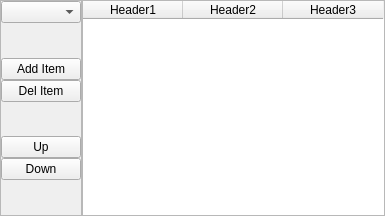
Before: the Qt Designer form appli/prodManager/ui/defaultSettingsWgt.ui in snaress/studio, drawn with Qt 5.
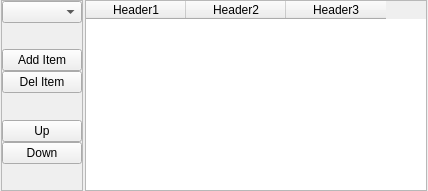
After: the same form once the commit is applied.

Commit message: prodManager: project settings: Mise en place Tree setiings

Diff of the .ui file:
```diff
--- a/appli/prodManager/ui/defaultSettingsWgt.ui
+++ b/appli/prodManager/ui/defaultSettingsWgt.ui
@@ -6,21 +6,40 @@
    <rect>
     <x>0</x>
     <y>0</y>
-    <width>385</width>
-    <height>216</height>
+    <width>428</width>
+    <height>191</height>
    </rect>
   </property>
   <property name="windowTitle">
    <string>ProdTree</string>
   </property>
   <layout class="QGridLayout" name="gridLayout">
-   <property name="margin">
+   <property name="leftMargin">
+    <number>1</number>
+   </property>
+   <property name="topMargin">
+    <number>0</number>
+   </property>
+   <property name="rightMargin">
+    <number>1</number>
+   </property>
+   <property name="bottomMargin">
     <number>0</number>
    </property>
    <property name="spacing">
-    <number>0</number>
+    <number>1</number>
    </property>
    <item row="0" column="0">
+    <layout class="QVBoxLayout" name="vlSettings">
+     <property name="spacing">
+      <number>2</number>
+     </property>
+     <item>
+      <layout class="QHBoxLayout" name="hlSettings">
+       <property name="spacing">
+        <number>2</number>
+       </property>
+       <item>
     <widget class="QFrame" name="qfButtons">
      <property name="frameShape">
       <enum>QFrame::StyledPanel</enum>
@@ -154,7 +173,7 @@
      </layout>
     </widget>
    </item>
-   <item row="0" column="1">
+       <item>
     <widget class="QTreeWidget" name="twTree">
      <property name="minimumSize">
       <size>
@@ -202,6 +221,10 @@
       </property>
      </column>
     </widget>
+       </item>
+      </layout>
+     </item>
+    </layout>
    </item>
   </layout>
  </widget>
```
Lines whose indentation alone changed are shown as unchanged. The commit also changes 9 other files.
